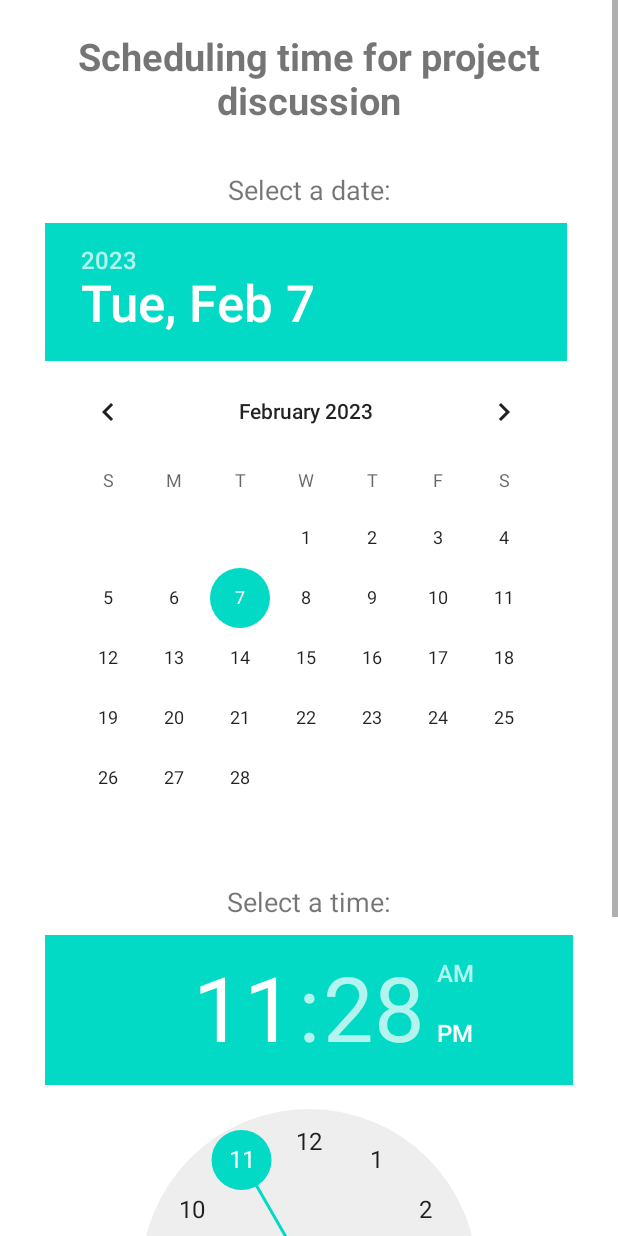
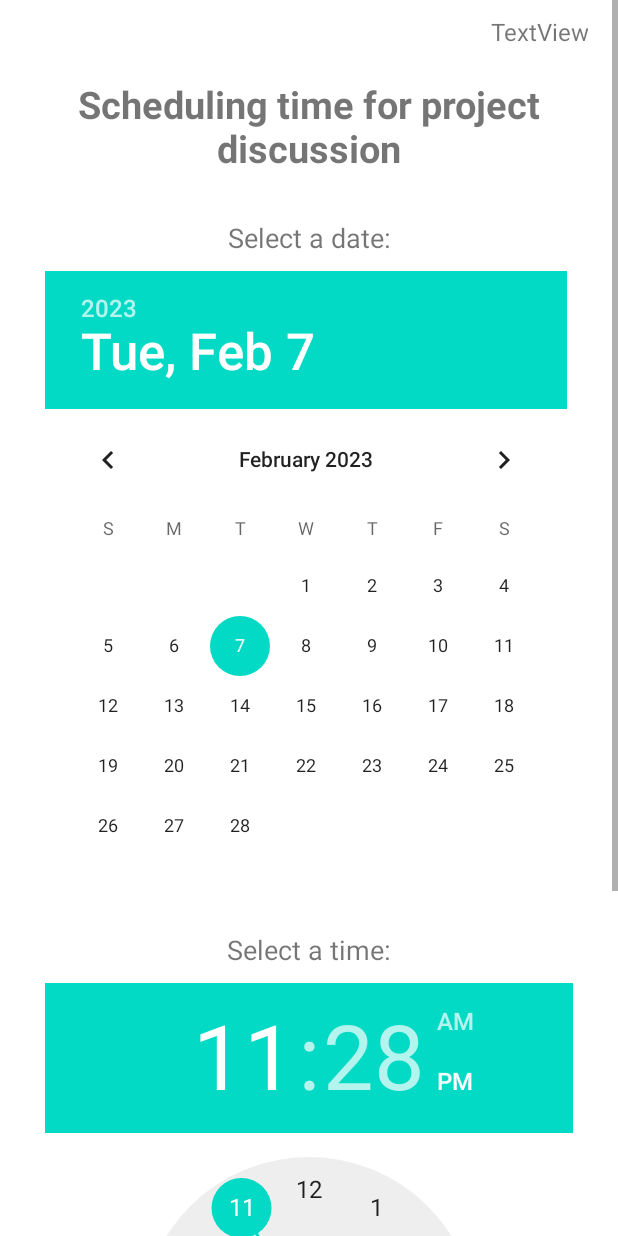
Before and after one commit to pakaponzamak/Android_Application, an Android app: the layout activity_user.xml on its own in the app's theme, with its tools: preview values and no code run, on a phone screen of 412 x 824 dp. Run offline under Robolectric (Android 15) with nearby library versions, the phone set to English and light mode, and no system bars.

```diff
--- a/app/src/main/java/com/example/myloginapp/ActivityTeacher.java
+++ b/app/src/main/java/com/example/myloginapp/ActivityTeacher.java
@@ -23,7 +23,7 @@ public class ActivityTeacher extends AppCompatActivity {
 
         ListView mListView = (ListView) findViewById(R.id.student_list);
 
-        //Student Object
+        //Student Objects
         StudentData pakapon = new StudentData("pakapon","19","19.00");
         StudentData baramee1 = new StudentData("baramee","20","18.00");
         StudentData baramee2 = new StudentData("baramee","20","18.00");
@@ -54,5 +54,5 @@ public class ActivityTeacher extends AppCompatActivity {
 
 
 
+    }
 }
-}
--- a/app/src/main/java/com/example/myloginapp/MainActivity.java
+++ b/app/src/main/java/com/example/myloginapp/MainActivity.java
@@ -36,6 +36,7 @@ public class MainActivity extends AppCompatActivity {
     private EditText mPasswordEditText;
     private String enteredUsername;
     private String enteredPassword;
+    public static final String EXTRA_MESSAGE = "Send it to user activity";
     private final FirebaseFirestore db = FirebaseFirestore.getInstance();
 
 
@@ -89,10 +90,12 @@ public class MainActivity extends AppCompatActivity {
                             if(mRole.equals("Teacher")) {
                                 Toast.makeText(MainActivity.this, "Correct. You login as a " + mRole, Toast.LENGTH_SHORT).show();
                                 Intent intent = new Intent(MainActivity.this, ActivityTeacher.class);
+                                intent.putExtra(EXTRA_MESSAGE, mUsername);
                                 startActivity(intent);
                             }if(mRole.equals("Student")){
                                 Toast.makeText(MainActivity.this, "Correct. You login as a " + mRole, Toast.LENGTH_SHORT).show();
                                 Intent intent = new Intent(MainActivity.this, ActivityUser.class);
+                                intent.putExtra(EXTRA_MESSAGE, mUsername);
                                 startActivity(intent);
                             }
                         } else {
@@ -109,4 +112,4 @@ public class MainActivity extends AppCompatActivity {
             Toast.makeText(MainActivity.this, "Enter Something", Toast.LENGTH_SHORT).show();
         }
     }
-}//
+}
--- a/app/src/main/java/com/example/myloginapp/RegisterActivity.java
+++ b/app/src/main/java/com/example/myloginapp/RegisterActivity.java
@@ -41,8 +41,10 @@ public class RegisterActivity extends AppCompatActivity {
     public static final String KEY_USERNAME = "username";
     public static final String KEY_PASSWORD = "password";
     public static final String KEY_ROLE = "role";
+
     int teacherOrStudent = 0;
     public String role = "";
+    public String time = "";
     public String refUsername;
 
     @Override
@@ -75,6 +77,7 @@ public class RegisterActivity extends AppCompatActivity {
                             user.put(KEY_USERNAME, username);
                             user.put(KEY_PASSWORD, password);
                             user.put(KEY_ROLE, role);
+                            //user.put(KEY_TIME, time);
                             db.collection("My user").document(username).set(user)
                                     .addOnSuccessListener(aVoid -> {
                                         Toast.makeText(RegisterActivity.this, "Saved", Toast.LENGTH_SHORT).show();
@@ -94,7 +97,7 @@ public class RegisterActivity extends AppCompatActivity {
                             user.put(KEY_ROLE, role);
                             db.collection("My user").document(username).set(user)
                                     .addOnSuccessListener(aVoid -> {
-                                Toast.makeText(RegisterActivity.this, "Saved.", Toast.LENGTH_SHORT).show();
+                                        Toast.makeText(RegisterActivity.this, "Saved", Toast.LENGTH_SHORT).show();
                                         finish();
                                     })
                                     .addOnFailureListener(new OnFailureListener() {
--- a/app/src/main/java/com/example/myloginapp/StudentData.java
+++ b/app/src/main/java/com/example/myloginapp/StudentData.java
@@ -32,5 +32,4 @@ public class StudentData {
     public void getTime(String time){
         this.time = time;
     }
-
 }
--- a/app/src/main/java/com/example/myloginapp/StudentListAdapter.java
+++ b/app/src/main/java/com/example/myloginapp/StudentListAdapter.java
@@ -43,6 +43,5 @@ public class StudentListAdapter extends ArrayAdapter<StudentData> {
         tvTime.setText(time);
 
         return mItemView;
-
     }
 }
--- a/app/src/main/res/layout/activity_user.xml
+++ b/app/src/main/res/layout/activity_user.xml
@@ -7,6 +7,16 @@
         android:layout_width="match_parent"
         android:layout_height="wrap_content"
         android:orientation="vertical">
+
+        <TextView
+            android:id="@+id/textView6"
+            android:layout_width="match_parent"
+            android:layout_height="wrap_content"
+            android:text="TextView"
+            android:textSize="16sp"
+            android:layout_marginTop="10dp"
+            android:layout_marginEnd="20dp"
+            android:gravity="right"/>
 
         <TextView
             android:layout_width="match_parent"
@@ -32,7 +42,7 @@
             android:gravity="center_horizontal"
             android:paddingStart="30dp"
             android:paddingEnd="30dp"
-             />
+            />
 
         <TextView
             android:layout_width="match_parent"
```
Also changed, not shown: app/src/main/java/com/example/myloginapp/ActivityUser.java (+82 -11 lines). Lines whose indentation alone changed are shown as unchanged.
